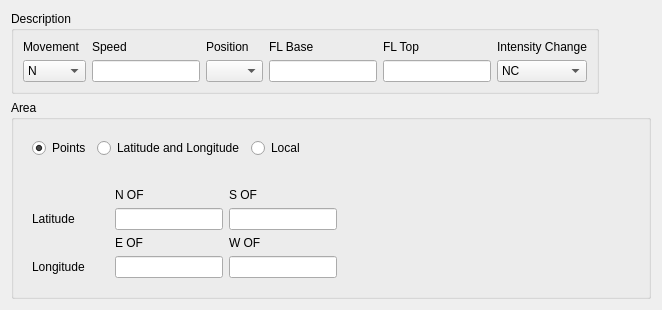
First picture: the form in tafor/components/ui/sigmet_general.ui, repository up1and/tafor, before the edit.
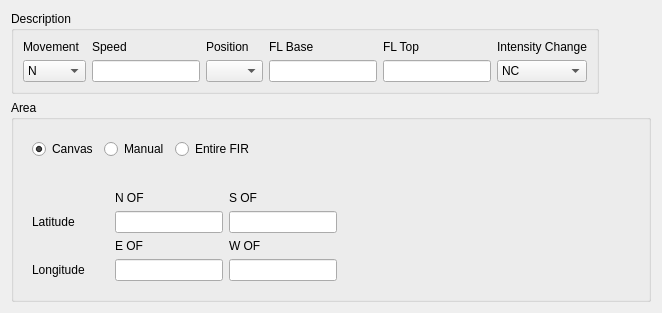
Second picture: the form after the edit.

Commit message: 微调 SIGMET 编辑界面

```diff
--- a/tafor/components/ui/sigmet_general.ui
+++ b/tafor/components/ui/sigmet_general.ui
@@ -7,7 +7,7 @@
     <x>0</x>
     <y>0</y>
     <width>662</width>
-    <height>277</height>
+    <height>278</height>
    </rect>
   </property>
   <property name="windowTitle">
@@ -198,17 +198,11 @@
      <layout class="QVBoxLayout" name="areaLayout">
       <item>
        <widget class="QWidget" name="changeAreaWidget" native="true">
-        <property name="sizePolicy">
-         <sizepolicy hsizetype="Fixed" vsizetype="Preferred">
-          <horstretch>0</horstretch>
-          <verstretch>0</verstretch>
-         </sizepolicy>
-        </property>
         <layout class="QHBoxLayout" name="changeAreaLayout">
          <item>
           <widget class="QRadioButton" name="points">
            <property name="text">
-            <string>Points</string>
+            <string>Canvas</string>
            </property>
            <property name="checked">
             <bool>true</bool>
@@ -218,14 +212,43 @@
          <item>
           <widget class="QRadioButton" name="latitudeAndLongitude">
            <property name="text">
-            <string>Latitude and Longitude</string>
+            <string>Manual</string>
            </property>
           </widget>
          </item>
          <item>
           <widget class="QRadioButton" name="local">
            <property name="text">
-            <string>Local</string>
+            <string>Entire FIR</string>
+           </property>
+          </widget>
+         </item>
+         <item>
+          <spacer name="horizontalSpacer">
+           <property name="orientation">
+            <enum>Qt::Horizontal</enum>
+           </property>
+           <property name="sizeHint" stdset="0">
+            <size>
+             <width>40</width>
+             <height>20</height>
+            </size>
+           </property>
+          </spacer>
+         </item>
+         <item>
+          <widget class="QToolButton" name="modeButton">
+           <property name="text">
+            <string notr="true"/>
+           </property>
+           <property name="iconSize">
+            <size>
+             <width>16</width>
+             <height>16</height>
+            </size>
+           </property>
+           <property name="autoRaise">
+            <bool>true</bool>
            </property>
           </widget>
          </item>
```
Left out of the diff: 61 changed lines with no effect on the pictures. The commit also changes 12 other files.
